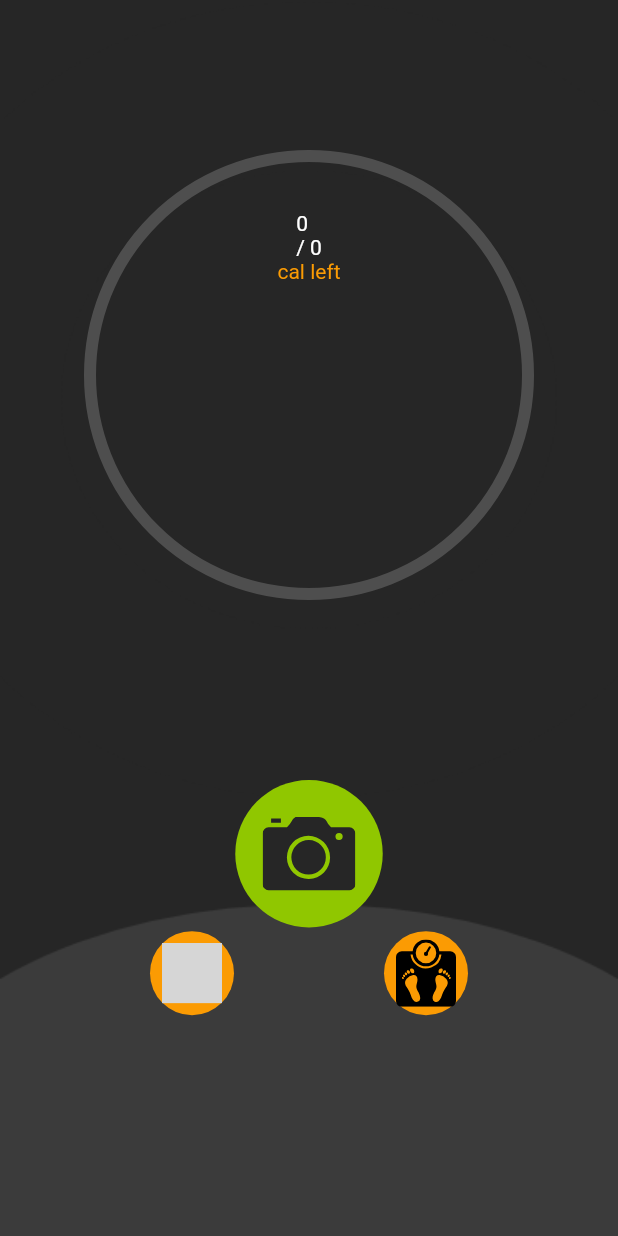
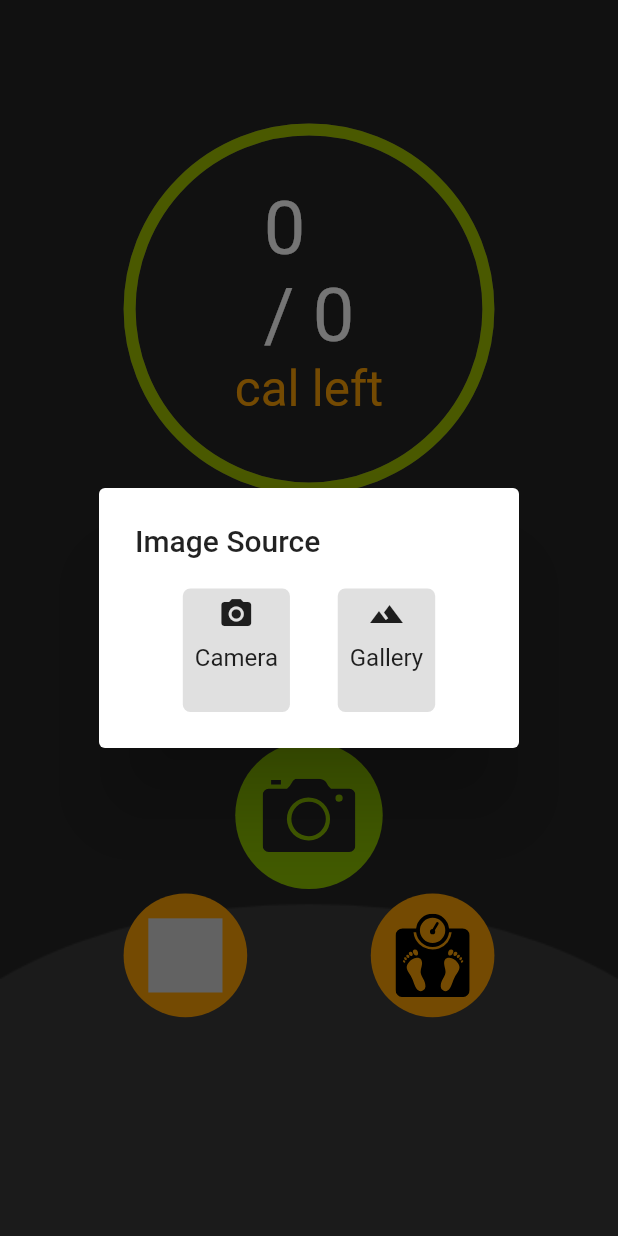
Before and after one commit to 2020sp93078/Calorie-Tracker, a Flutter app: the screen it shows once a user with an empty profile is signed in, after a tap on an icon or button, on a phone screen of 412 x 824 dp. Run offline on Flutter 3.47's test engine with Material 2 defaults, Android fonts, the light colour scheme and no system bars; drawn by our look-alikes of percent_indicator; our stand-ins replace cloud_firestore, dio, firebase_auth, firebase_core, flutter_signin_button, flutter_svg and 6 more; missing offline and left inert: google_ml_kit; accounts and stored records are empty; project files that could hold a hidden picture were left out; grey boxes are pictures that could not be loaded.

Commit message:
Made home page responsive'

```diff
--- a/lib/screens/home_screen/home_screen.dart
+++ b/lib/screens/home_screen/home_screen.dart
@@ -78,15 +78,15 @@ class _HomeScreenState extends State<HomeScreen> {
         ),
         child: Column(
           children: [
-            const SizedBox(
-              height: 100,
+            SizedBox(
+              height: Get.height * 0.1,
             ),
             DailyProgress(
               caloriesConsumed: _caloriesConsumed,
               totalCalories: _totalCalories,
             ),
-            const SizedBox(
-              height: 120,
+            SizedBox(
+              height: Get.height * 0.2,
             ),
             Column(
               children: [
--- a/lib/screens/home_screen/widgets/action_button.dart
+++ b/lib/screens/home_screen/widgets/action_button.dart
@@ -1,4 +1,3 @@
-import 'package:calorie_tracker/common/constants.dart';
 import 'package:flutter/material.dart';
 import 'package:flutter_svg/svg.dart';
 import 'package:get/get.dart';
@@ -17,12 +16,12 @@ class ActionButton extends StatelessWidget {
       child: Container(
         decoration: const BoxDecoration(
           shape: BoxShape.circle,
-          color: kOrange,
+          color: Color(0xFFFDA104),
         ),
-        padding: const EdgeInsets.all(8),
+        padding: EdgeInsets.all(Get.width * 0.04),
         child: SvgPicture.asset(
           svgPath,
-          width: 40,
+          width: Get.width * 0.12,
         ),
       ),
     );
--- a/lib/screens/home_screen/widgets/camera_button.dart
+++ b/lib/screens/home_screen/widgets/camera_button.dart
@@ -1,5 +1,4 @@
 import 'dart:io';
-import 'package:calorie_tracker/common/constants.dart';
 import 'package:calorie_tracker/screens/calorie_info_screen/calorie_info_screen.dart';
 import 'package:flutter/material.dart';
 import 'package:flutter_svg/svg.dart';
@@ -20,20 +19,38 @@ class _CameraButtonState extends State<CameraButton> {
   Widget build(BuildContext context) {
     return GestureDetector(
       onTap: () async {
-        final ImagePicker _picker = ImagePicker();
-        await _picker.pickImage(source: ImageSource.camera).then((file) async {
-          if (file != null) {
-            Get.back();
-            Get.to(() => CalorieInfoScreen(file: File(file.path)))?.then((_) {
-              widget.fetchCalorieData();
+        showDialog(
+            context: context,
+            builder: (_) {
+              return AlertDialog(
+                title: const Text("Image Source"),
+                content: SizedBox(
+                  height: Get.height * 0.1,
+                  child: Row(
+                    mainAxisAlignment: MainAxisAlignment.spaceEvenly,
+                    children: [
+                      DialogButton(
+                        iconData: Icons.camera_alt,
+                        title: "Camera",
+                        imageSource: ImageSource.camera,
+                        fetchCalorieData: widget.fetchCalorieData,
+                      ),
+                      DialogButton(
+                        iconData: Icons.landscape_sharp,
+                        title: "Gallery",
+                        imageSource: ImageSource.gallery,
+                        fetchCalorieData: widget.fetchCalorieData,
+                      ),
+                    ],
+                  ),
+                ),
+              );
             });
-          }
-        });
       },
       child: Container(
         decoration: const BoxDecoration(
           shape: BoxShape.circle,
-          color: kGreen,
+          color: Color(0xFF90C700),
         ),
         padding: EdgeInsets.all(Get.width * 0.06),
         child: SvgPicture.asset(
@@ -44,3 +61,50 @@ class _CameraButtonState extends State<CameraButton> {
     );
   }
 }
+
+class DialogButton extends StatelessWidget {
+  final IconData iconData;
+  final String title;
+  final ImageSource imageSource;
+  final Function fetchCalorieData;
+  const DialogButton({
+    Key? key,
+    required this.iconData,
+    required this.title,
+    required this.imageSource,
+    required this.fetchCalorieData,
+  }) : super(key: key);
+
+  @override
+  Widget build(BuildContext context) {
+    return GestureDetector(
+      onTap: () async {
+        final ImagePicker _picker = ImagePicker();
+        await _picker.pickImage(source: imageSource).then((file) async {
+          if (file != null) {
+            Get.back();
+            Get.to(() => CalorieInfoScreen(file: File(file.path)))?.then((_) {
+              fetchCalorieData();
+            });
+          }
+        });
+      },
+      child: Container(
+        padding: const EdgeInsets.symmetric(vertical: 5, horizontal: 8),
+        decoration: BoxDecoration(
+          color: Colors.grey.shade300,
+          borderRadius: BorderRadius.circular(5),
+        ),
+        child: Column(
+          children: [
+            Icon(iconData),
+            const SizedBox(
+              height: 8,
+            ),
+            Text(title)
+          ],
+        ),
+      ),
+    );
+  }
+}
--- a/lib/screens/home_screen/widgets/daily_progress.dart
+++ b/lib/screens/home_screen/widgets/daily_progress.dart
@@ -1,4 +1,3 @@
-import 'package:calorie_tracker/common/constants.dart';
 import 'package:flutter/material.dart';
 import 'package:get/get.dart';
 import 'package:percent_indicator/circular_percent_indicator.dart';
@@ -13,27 +12,29 @@ class DailyProgress extends StatelessWidget {
   @override
   Widget build(BuildContext context) {
     return CircularPercentIndicator(
-      radius: 300,
+      radius: Get.width * 0.6,
       lineWidth: 8.0,
-      percent: caloriesConsumed / totalCalories,
-      progressColor: kGreen,
-      backgroundColor: kLightBlack,
+      percent: (caloriesConsumed / totalCalories).clamp(0, 1),
+      progressColor: ((caloriesConsumed / totalCalories) > 1)
+          ? const Color(0xFFFDC402)
+          : const Color(0xFFA2C101),
+      backgroundColor: const Color(0xFF4E4E4E),
       center: Padding(
         padding: EdgeInsets.only(top: Get.height * 0.05),
         child: Column(
           children: [
             Text(
               '$caloriesConsumed \n/ $totalCalories',
-              style: const TextStyle(
-                fontSize: 14,
+              style: TextStyle(
+                fontSize: Get.width * 0.12,
                 color: Colors.white,
               ),
             ),
-            const Text(
+            Text(
               'cal left',
               style: TextStyle(
-                fontSize: 14,
-                color: kOrange,
+                fontSize: Get.width * 0.08,
+                color: const Color(0xFFFDA104),
               ),
             ),
           ],
```
